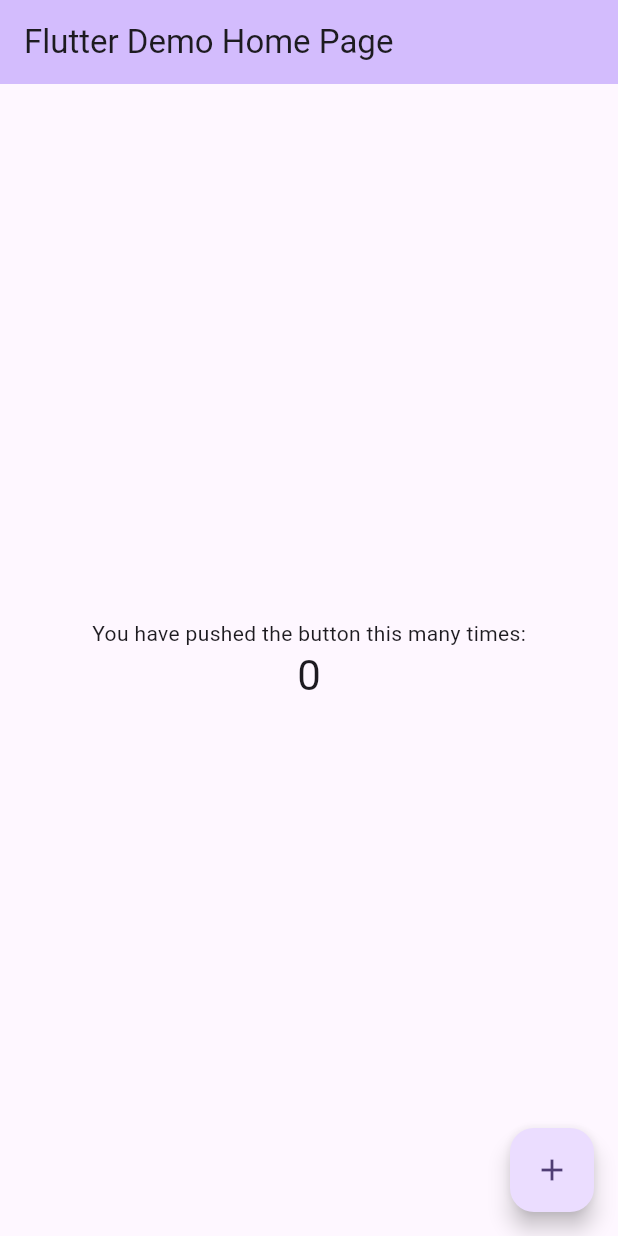
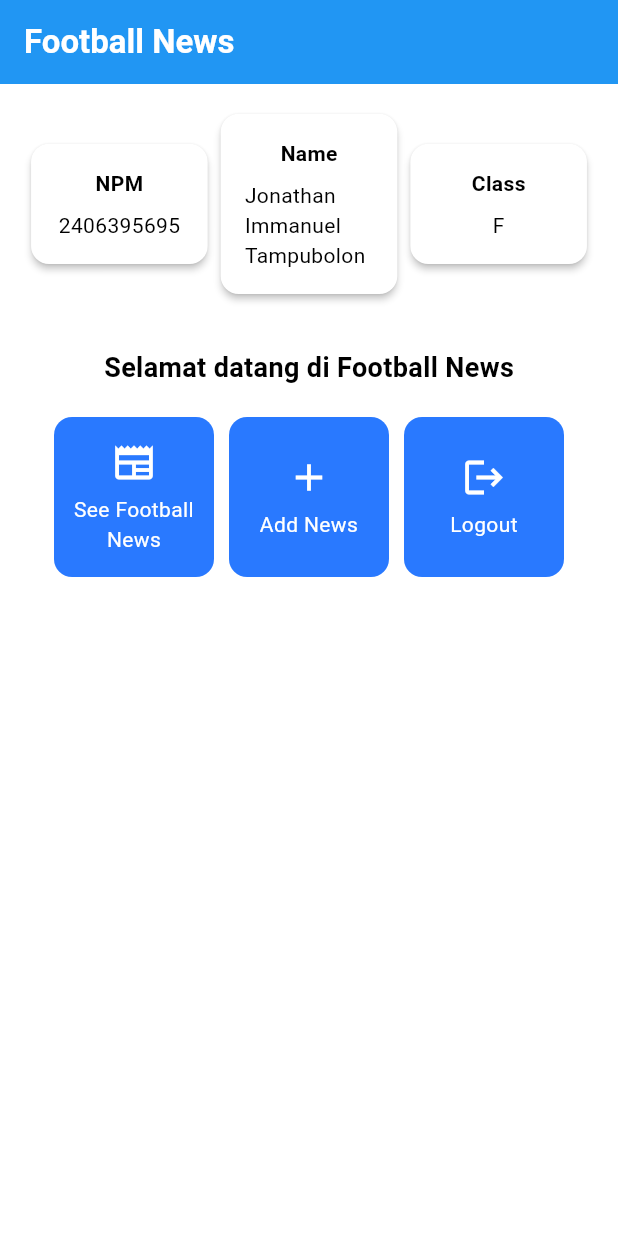
Before and after one commit to JonathanTamm/football-news-mobile, a Flutter app: the screen it shows after launch, on a phone screen of 412 x 824 dp. Run offline on Flutter 3.47's test engine with Material 3 defaults, Android fonts, the phone set to English and light mode, and no system bars.

Commit message:
tutorial 6 done

```diff
--- a/lib/main.dart
+++ b/lib/main.dart
@@ -1,3 +1,4 @@
+import 'package:football_news_mobile/menu.dart';
 import 'package:flutter/material.dart';
 
 void main() {
@@ -28,95 +29,10 @@ class MyApp extends StatelessWidget {
         //
         // This works for code too, not just values: Most code changes can be
         // tested with just a hot reload.
-        colorScheme: ColorScheme.fromSeed(seedColor: Colors.deepPurple),
+        colorScheme: ColorScheme.fromSwatch(primarySwatch: Colors.blue)
+        .copyWith(secondary: Colors.blueAccent[400]),
       ),
-      home: const MyHomePage(title: 'Flutter Demo Home Page'),
+      home: MyHomePage(),
     );
   }
 }
-
-class MyHomePage extends StatefulWidget {
-  const MyHomePage({super.key, required this.title});
-
-  // This widget is the home page of your application. It is stateful, meaning
-  // that it has a State object (defined below) that contains fields that affect
-  // how it looks.
-
-  // This class is the configuration for the state. It holds the values (in this
-  // case the title) provided by the parent (in this case the App widget) and
-  // used by the build method of the State. Fields in a Widget subclass are
-  // always marked "final".
-
-  final String title;
-
-  @override
-  State<MyHomePage> createState() => _MyHomePageState();
-}
-
-class _MyHomePageState extends State<MyHomePage> {
-  int _counter = 0;
-
-  void _incrementCounter() {
-    setState(() {
-      // This call to setState tells the Flutter framework that something has
-      // changed in this State, which causes it to rerun the build method below
-      // so that the display can reflect the updated values. If we changed
-      // _counter without calling setState(), then the build method would not be
-      // called again, and so nothing would appear to happen.
-      _counter++;
-    });
-  }
-
-  @override
-  Widget build(BuildContext context) {
-    // This method is rerun every time setState is called, for instance as done
-    // by the _incrementCounter method above.
-    //
-    // The Flutter framework has been optimized to make rerunning build methods
-    // fast, so that you can just rebuild anything that needs updating rather
-    // than having to individually change instances of widgets.
-    return Scaffold(
-      appBar: AppBar(
-        // TRY THIS: Try changing the color here to a specific color (to
-        // Colors.amber, perhaps?) and trigger a hot reload to see the AppBar
-        // change color while the other colors stay the same.
-        backgroundColor: Theme.of(context).colorScheme.inversePrimary,
-        // Here we take the value from the MyHomePage object that was created by
-        // the App.build method, and use it to set our appbar title.
-        title: Text(widget.title),
-      ),
-      body: Center(
-        // Center is a layout widget. It takes a single child and positions it
-        // in the middle of the parent.
-        child: Column(
-          // Column is also a layout widget. It takes a list of children and
-          // arranges them vertically. By default, it sizes itself to fit its
-          // children horizontally, and tries to be as tall as its parent.
-          //
-          // Column has various properties to control how it sizes itself and
-          // how it positions its children. Here we use mainAxisAlignment to
-          // center the children vertically; the main axis here is the vertical
-          // axis because Columns are vertical (the cross axis would be
-          // horizontal).
-          //
-          // TRY THIS: Invoke "debug painting" (choose the "Toggle Debug Paint"
-          // action in the IDE, or press "p" in the console), to see the
-          // wireframe for each widget.
-          mainAxisAlignment: MainAxisAlignment.center,
-          children: <Widget>[
-            const Text('You have pushed the button this many times:'),
-            Text(
-              '$_counter',
-              style: Theme.of(context).textTheme.headlineMedium,
-            ),
-          ],
-        ),
-      ),
-      floatingActionButton: FloatingActionButton(
-        onPressed: _incrementCounter,
-        tooltip: 'Increment',
-        child: const Icon(Icons.add),
-      ), // This trailing comma makes auto-formatting nicer for build methods.
-    );
-  }
-}
--- /dev/null
+++ b/lib/menu.dart
@@ -0,0 +1,187 @@
+import 'package:flutter/material.dart';
+
+class MyHomePage extends StatelessWidget {
+  MyHomePage({super.key});
+
+  final String nama = "Jonathan Immanuel Tampubolon"; //nama
+  final String npm = "2406395695"; //npm
+  final String kelas = "F"; //kelas
+
+  final List<ItemHomepage> items = [
+    ItemHomepage("See Football News", Icons.newspaper),
+    ItemHomepage("Add News", Icons.add),
+    ItemHomepage("Logout", Icons.logout),
+  ];
+
+    @override
+    Widget build(BuildContext context) {
+    // Scaffold menyediakan struktur dasar halaman dengan AppBar dan body.
+    return Scaffold(
+      // AppBar adalah bagian atas halaman yang menampilkan judul.
+      appBar: AppBar(
+        // Judul aplikasi "Football News" dengan teks putih dan tebal.
+        title: const Text(
+          'Football News',
+          style: TextStyle(
+            color: Colors.white,
+            fontWeight: FontWeight.bold,
+          ),
+        ),
+        // Warna latar belakang AppBar diambil dari skema warna tema aplikasi.
+        backgroundColor: Theme.of(context).colorScheme.primary,
+      ),
+      // Body halaman dengan padding di sekelilingnya.
+      body: Padding(
+        padding: const EdgeInsets.all(16.0),
+        // Menyusun widget secara vertikal dalam sebuah kolom.
+        child: Column(
+          crossAxisAlignment: CrossAxisAlignment.center,
+          children: [
+            // Row untuk menampilkan 3 InfoCard secara horizontal.
+            Row(
+              mainAxisAlignment: MainAxisAlignment.spaceEvenly,
+              children: [
+                InfoCard(title: 'NPM', content: npm),
+                InfoCard(title: 'Name', content: nama),
+                InfoCard(title: 'Class', content: kelas),
+              ],
+            ),
+
+            // Memberikan jarak vertikal 16 unit.
+            const SizedBox(height: 16.0),
+
+            // Menempatkan widget berikutnya di tengah halaman.
+            Center(
+              child: Column(
+                // Menyusun teks dan grid item secara vertikal.
+
+                children: [
+                  // Menampilkan teks sambutan dengan gaya tebal dan ukuran 18.
+                  const Padding(
+                    padding: EdgeInsets.only(top: 16.0),
+                    child: Text(
+                      'Selamat datang di Football News',
+                      style: TextStyle(
+                        fontWeight: FontWeight.bold,
+                        fontSize: 18.0,
+                      ),
+                    ),
+                  ),
+
+                  // Grid untuk menampilkan ItemCard dalam bentuk grid 3 kolom.
+                  GridView.count(
+                    primary: true,
+                    padding: const EdgeInsets.all(20),
+                    crossAxisSpacing: 10,
+                    mainAxisSpacing: 10,
+                    crossAxisCount: 3,
+                    // Agar grid menyesuaikan tinggi kontennya.
+                    shrinkWrap: true,
+
+                    // Menampilkan ItemCard untuk setiap item dalam list items.
+                    children: items.map((ItemHomepage item) {
+                      return ItemCard(item);
+                    }).toList(),
+                  ),
+                ],
+              ),
+            ),
+          ],
+        ),
+      ),
+    );
+  }
+}
+
+class InfoCard extends StatelessWidget {
+  // Kartu informasi yang menampilkan title dan content.
+
+  final String title;  // Judul kartu.
+  final String content;  // Isi kartu.
+
+  const InfoCard({super.key, required this.title, required this.content});
+
+  @override
+  Widget build(BuildContext context) {
+    return Card(
+      // Membuat kotak kartu dengan bayangan dibawahnya.
+      elevation: 2.0,
+      child: Container(
+        // Mengatur ukuran dan jarak di dalam kartu.
+        width: MediaQuery.of(context).size.width / 3.5, // menyesuaikan dengan lebar device yang digunakan.
+        padding: const EdgeInsets.all(16.0),
+        // Menyusun title dan content secara vertikal.
+        child: Column(
+          children: [
+            Text(
+              title,
+              style: const TextStyle(fontWeight: FontWeight.bold),
+            ),
+            const SizedBox(height: 8.0),
+            Text(content),
+          ],
+        ),
+      ),
+    );
+  }
+}
+
+class ItemHomepage {
+  final String name;
+  final IconData icon;
+
+  ItemHomepage(this.name, this.icon);
+}
+
+class ItemCard extends StatelessWidget {
+  // Menampilkan kartu dengan ikon dan nama.
+
+  final ItemHomepage item;
+
+  const ItemCard(this.item, {super.key});
+
+  @override
+  Widget build(BuildContext context) {
+    return Material(
+      // Menentukan warna latar belakang dari tema aplikasi.
+      color: Theme.of(context).colorScheme.secondary,
+      // Membuat sudut kartu melengkung.
+      borderRadius: BorderRadius.circular(12),
+
+      child: InkWell(
+        // Aksi ketika kartu ditekan.
+        onTap: () {
+          // Menampilkan pesan SnackBar saat kartu ditekan.
+          ScaffoldMessenger.of(context)
+            ..hideCurrentSnackBar()
+            ..showSnackBar(
+              SnackBar(content: Text("Kamu telah menekan tombol ${item.name}!"))
+            );
+        },
+        // Container untuk menyimpan Icon dan Text
+        child: Container(
+          padding: const EdgeInsets.all(8),
+          child: Center(
+            child: Column(
+              // Menyusun ikon dan teks di tengah kartu.
+              mainAxisAlignment: MainAxisAlignment.center,
+              children: [
+                Icon(
+                  item.icon,
+                  color: Colors.white,
+                  size: 30.0,
+                ),
+                const Padding(padding: EdgeInsets.all(3)),
+                Text(
+                  item.name,
+                  textAlign: TextAlign.center,
+                  style: const TextStyle(color: Colors.white),
+                ),
+              ],
+            ),
+          ),
+        ),
+      ),
+    );
+  }
+}
```
